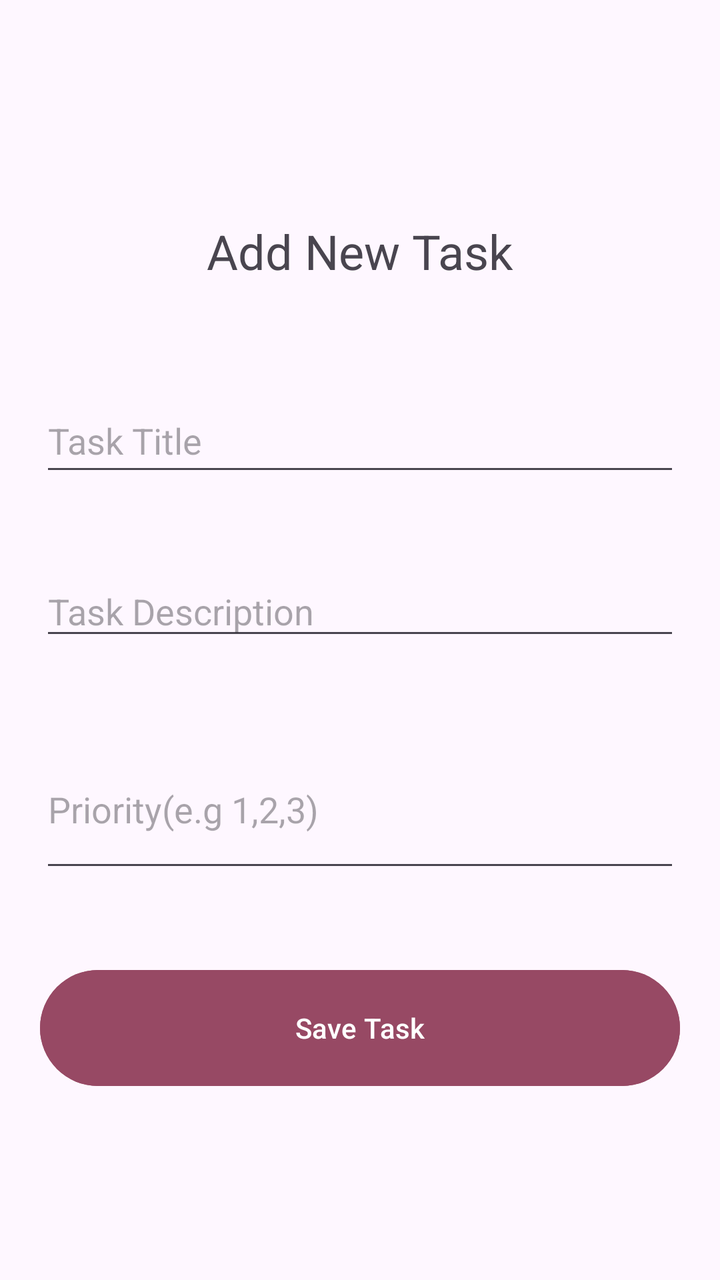
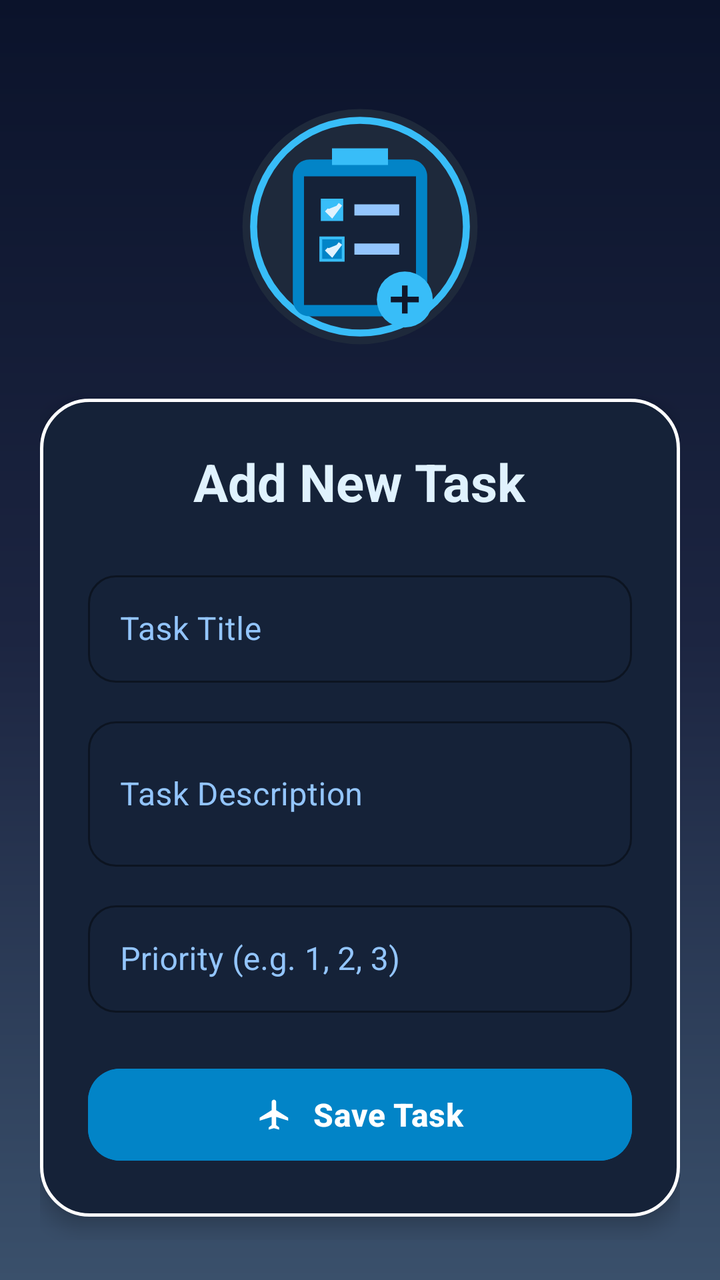

Compare the two renders of this Android layout. The source of the first and the diff that turns it into the second are given below.
<!-- AndroidManifest.xml: application theme Theme.Applicationyareen -->
<!-- res/layout/activity_add_task.xml -->
<?xml version="1.0" encoding="utf-8"?>
<LinearLayout xmlns:android="http://schemas.android.com/apk/res/android"
    xmlns:app="http://schemas.android.com/apk/res-auto"
    xmlns:tools="http://schemas.android.com/tools"
    android:id="@+id/main"
    android:layout_width="match_parent"
    android:layout_height="wrap_content"
    android:layout_margin="20dp"
    android:gravity="center"
    android:orientation="vertical"
    tools:context=".ViewPkg.AddTaskActivity">

    <TextView
        android:id="@+id/AddNewTask"
        android:layout_width="match_parent"
        android:layout_height="65dp"
        android:layout_gravity="clip_vertical"
        android:layout_margin="20dp"
        android:backgroundTint="#B67676"
        android:gravity="center"
        android:shadowColor="#A8707E"
        android:text="Add New Task"
        android:textSize="24sp" />

    <EditText
        android:id="@+id/TaskTitle"
        android:layout_width="match_parent"
        android:layout_height="45dp"
        android:layout_gravity="clip_vertical"
        android:layout_margin="20dp"
        android:ems="10"
        android:gravity="clip_vertical"
        android:hint="Task Title"
        android:inputType="textPostalAddress" />

    <EditText
        android:id="@+id/TaskDescription"
        android:layout_width="match_parent"
        android:layout_height="42dp"
        android:layout_margin="20dp"
        android:ems="10"
        android:hint="Task Description"
        android:inputType="textPostalAddress" />

    <EditText
        android:id="@+id/Priority"
        android:layout_width="match_parent"
        android:layout_height="76dp"
        android:layout_margin="20dp"
        android:ems="10"
        android:hint="Priority(e.g 1,2,3)"
        android:inputType="textPostalAddress" />

    <Button
        android:id="@+id/SaveTask"
        android:layout_width="match_parent"
        android:layout_height="66dp"
        android:layout_margin="20dp"
        android:backgroundTint="#974964"
        android:text="Save Task"
        android:textColorLink="#995757" />
</LinearLayout>
<!-- resources referenced by this layout -->
<resources>
  <style name="Theme.Applicationyareen" parent="Base.Theme.Applicationyareen" />
  <style name="Base.Theme.Applicationyareen" parent="Theme.Material3.DayNight.NoActionBar">
          
          
      </style>
</resources>

<!-- the commit's change to res/layout/activity_add_task.xml (unified diff, before → after) -->
@@ -1,62 +1,146 @@
 <?xml version="1.0" encoding="utf-8"?>
-<LinearLayout xmlns:android="http://schemas.android.com/apk/res/android"
+<ScrollView xmlns:android="http://schemas.android.com/apk/res/android"
     xmlns:app="http://schemas.android.com/apk/res-auto"
     xmlns:tools="http://schemas.android.com/tools"
     android:id="@+id/main"
     android:layout_width="match_parent"
-    android:layout_height="wrap_content"
-    android:layout_margin="20dp"
-    android:gravity="center"
-    android:orientation="vertical"
+    android:layout_height="match_parent"
+    android:fillViewport="true"
+    android:background="@drawable/bg_dark_blue_gradient"
     tools:context=".ViewPkg.AddTaskActivity">
 
-    <TextView
-        android:id="@+id/AddNewTask"
+    <LinearLayout
         android:layout_width="match_parent"
-        android:layout_height="65dp"
-        android:layout_gravity="clip_vertical"
-        android:layout_margin="20dp"
-        android:backgroundTint="#B67676"
+        android:layout_height="wrap_content"
         android:gravity="center"
-        android:shadowColor="#A8707E"
-        android:text="Add New Task"
-        android:textSize="24sp" />
+        android:orientation="vertical"
+        android:padding="20dp">
 
-    <EditText
-        android:id="@+id/TaskTitle"
-        android:layout_width="match_parent"
-        android:layout_height="45dp"
-        android:layout_gravity="clip_vertical"
-        android:layout_margin="20dp"
-        android:ems="10"
-        android:gravity="clip_vertical"
-        android:hint="Task Title"
-        android:inputType="textPostalAddress" />
+        
+        <ImageView
+            android:id="@+id/imgAddTaskLogo"
+            android:layout_width="140dp"
+            android:layout_height="140dp"
+            android:layout_marginTop="12dp"
+            android:layout_marginBottom="16dp"
+            android:contentDescription="Add Task Clipboard Illustration"
+            android:scaleType="centerInside"
+            android:src="@drawable/ic_add_task_illustration" />
 
-    <EditText
-        android:id="@+id/TaskDescription"
-        android:layout_width="match_parent"
-        android:layout_height="42dp"
-        android:layout_margin="20dp"
-        android:ems="10"
-        android:hint="Task Description"
-        android:inputType="textPostalAddress" />
+        
+        <LinearLayout
+            android:layout_width="match_parent"
+            android:layout_height="wrap_content"
+            android:background="@drawable/bg_dark_blue_card"
+            android:elevation="6dp"
+            android:orientation="vertical"
+            android:padding="24dp">
 
-    <EditText
-        android:id="@+id/Priority"
-        android:layout_width="match_parent"
-        android:layout_height="76dp"
-        android:layout_margin="20dp"
-        android:ems="10"
-        android:hint="Priority(e.g 1,2,3)"
-        android:inputType="textPostalAddress" />
+            
+            <TextView
+                android:id="@+id/AddNewTask"
+                android:layout_width="wrap_content"
+                android:layout_height="wrap_content"
+                android:layout_gravity="center_horizontal"
+                android:layout_marginBottom="24dp"
+                android:text="Add New Task"
+                android:textColor="#E0F2FE"
+                android:textSize="26sp"
+                android:textStyle="bold" />
 
-    <Button
-        android:id="@+id/SaveTask"
-        android:layout_width="match_parent"
-        android:layout_height="66dp"
-        android:layout_margin="20dp"
-        android:backgroundTint="#974964"
-        android:text="Save Task"
-        android:textColorLink="#995757" />
-</LinearLayout>
+            
+            <com.google.android.material.textfield.TextInputLayout
+                style="@style/Widget.MaterialComponents.TextInputLayout.OutlinedBox"
+                android:layout_width="match_parent"
+                android:layout_height="wrap_content"
+                android:layout_marginBottom="14dp"
+                android:hint="Task Title"
+                android:textColorHint="#93C5FD"
+                app:boxCornerRadiusBottomEnd="14dp"
+                app:boxCornerRadiusBottomStart="14dp"
+                app:boxCornerRadiusTopEnd="14dp"
+                app:boxCornerRadiusTopStart="14dp"
+                app:boxStrokeColor="#38BDF8"
+                app:hintTextColor="#38BDF8">
+
+                <com.google.android.material.textfield.TextInputEditText
+                    android:id="@+id/TaskTitle"
+                    android:layout_width="match_parent"
+                    android:layout_height="wrap_content"
+                    android:inputType="text"
+                    android:padding="16dp"
+                    android:textColor="#FFFFFF"
+                    android:textColorHint="#93C5FD" />
+            </com.google.android.material.textfield.TextInputLayout>
+
+            
+            <com.google.android.material.textfield.TextInputLayout
+                style="@style/Widget.MaterialComponents.TextInputLayout.OutlinedBox"
+                android:layout_width="match_parent"
+                android:layout_height="wrap_content"
+                android:layout_marginBottom="14dp"
+                android:hint="Task Description"
+                android:textColorHint="#93C5FD"
+                app:boxCornerRadiusBottomEnd="14dp"
+                app:boxCornerRadiusBottomStart="14dp"
+                app:boxCornerRadiusTopEnd="14dp"
+                app:boxCornerRadiusTopStart="14dp"
+                app:boxStrokeColor="#38BDF8"
+                app:hintTextColor="#38BDF8">
+
+                <com.google.android.material.textfield.TextInputEditText
+                    android:id="@+id/TaskDescription"
+                    android:layout_width="match_parent"
+                    android:layout_height="wrap_content"
+                    android:inputType="textMultiLine"
+                    android:minLines="2"
+                    android:padding="16dp"
+                    android:textColor="#FFFFFF"
+                    android:textColorHint="#93C5FD" />
+            </com.google.android.material.textfield.TextInputLayout>
+
+            
+            <com.google.android.material.textfield.TextInputLayout
+                style="@style/Widget.MaterialComponents.TextInputLayout.OutlinedBox"
+                android:layout_width="match_parent"
+                android:layout_height="wrap_content"
+                android:layout_marginBottom="24dp"
+                android:hint="Priority (e.g. 1, 2, 3)"
+                android:textColorHint="#93C5FD"
+                app:boxCornerRadiusBottomEnd="14dp"
+                app:boxCornerRadiusBottomStart="14dp"
+                app:boxCornerRadiusTopEnd="14dp"
+                app:boxCornerRadiusTopStart="14dp"
+                app:boxStrokeColor="#38BDF8"
+                app:hintTextColor="#38BDF8">
+
+                <com.google.android.material.textfield.TextInputEditText
+                    android:id="@+id/Priority"
+                    android:layout_width="match_parent"
+                    android:layout_height="wrap_content"
+                    android:inputType="number"
+                    android:padding="16dp"
+                    android:textColor="#FFFFFF"
+                    android:textColorHint="#93C5FD" />
+            </com.google.android.material.textfield.TextInputLayout>
+
+            
+            <com.google.android.material.button.MaterialButton
+                android:id="@+id/SaveTask"
+                android:layout_width="match_parent"
+                android:layout_height="54dp"
+                android:backgroundTint="#0284C7"
+                android:text="Save Task"
+                android:textColor="@android:color/white"
+                android:textSize="16sp"
+                android:textStyle="bold"
+                app:cornerRadius="16dp"
+                app:icon="@drawable/ic_airplane_white"
+                app:iconGravity="textStart"
+                app:iconPadding="10dp"
+                app:iconTint="@android:color/white" />
+
+        </LinearLayout>
+
+    </LinearLayout>
+</ScrollView>
<!-- resource entries referenced after the edit -->
@@ -1,5 +1,107 @@
 <!-- resources referenced by this layout -->
 <resources>
+  <!-- drawable bg_dark_blue_card (drawable) -->
+  <?xml version="1.0" encoding="utf-8"?>
+  <shape xmlns:android="http://schemas.android.com/apk/res/android"
+      android:shape="rectangle">
+      <solid android:color="#152238" />
+      <corners android:radius="24dp" />
+      <stroke
+          android:width="1.5dp"
+          android:color="#FFFFFF" />
+  </shape>
+  <!-- drawable bg_dark_blue_gradient (drawable) -->
+  <?xml version="1.0" encoding="utf-8"?>
+  <shape xmlns:android="http://schemas.android.com/apk/res/android"
+      android:shape="rectangle">
+      <gradient
+          android:angle="270"
+          android:startColor="#0B132B"
+          android:centerColor="#1C2541"
+          android:endColor="#3A506B" />
+  </shape>
+  <!-- drawable ic_add_task_illustration (drawable) -->
+  <vector xmlns:android="http://schemas.android.com/apk/res/android"
+      android:width="160dp"
+      android:height="160dp"
+      android:viewportWidth="100"
+      android:viewportHeight="100">
+  
+      
+      <path
+          android:fillColor="#1E293B"
+          android:pathData="M50,8 A42,42 0 1,0 50,92 A42,42 0 1,0 50,8" />
+  
+      
+      <path
+          android:strokeColor="#38BDF8"
+          android:strokeWidth="2.5"
+          android:fillColor="#00000000"
+          android:pathData="M50,12 A38,38 0 1,0 50,88 A38,38 0 1,0 50,12" />
+  
+      
+      <path
+          android:fillColor="#0284C7"
+          android:pathData="M32,26 H68 C71.3,26 74,28.7 74,32 V76 C74,79.3 71.3,82 68,82 H32 C28.7,82 26,79.3 26,76 V32 C26,28.7 28.7,26 32,26 Z" />
+  
+      
+      <path
+          android:fillColor="#152238"
+          android:pathData="M30,32 H70 V78 H30 Z" />
+  
+      
+      <path
+          android:fillColor="#38BDF8"
+          android:pathData="M40,22 H60 V28 H40 Z" />
+  
+      
+      <path
+          android:fillColor="#38BDF8"
+          android:pathData="M36,40 H44 V48 H36 Z" />
+      <path
+          android:fillColor="#E0F2FE"
+          android:pathData="M38,44 L40,46 L43,42"
+          android:strokeColor="#E0F2FE"
+          android:strokeWidth="1.5" />
+      <path
+          android:fillColor="#93C5FD"
+          android:pathData="M48,42 H64 V46 H48 Z" />
+  
+      
+      <path
+          android:fillColor="#0284C7"
+          android:strokeColor="#38BDF8"
+          android:strokeWidth="1"
+          android:pathData="M36,54 H44 V62 H36 Z" />
+      <path
+          android:fillColor="#E0F2FE"
+          android:pathData="M38,58 L40,60 L43,56"
+          android:strokeColor="#E0F2FE"
+          android:strokeWidth="1.5" />
+      <path
+          android:fillColor="#93C5FD"
+          android:pathData="M48,56 H64 V60 H48 Z" />
+  
+      
+      <path
+          android:fillColor="#38BDF8"
+          android:pathData="M66,66 A10,10 0 1,0 66,86 A10,10 0 1,0 66,66" />
+      <path
+          android:fillColor="#0F172A"
+          android:pathData="M65,71 H67 V81 H65 Z M61,75 H71 V77 H61 Z" />
+  
+  </vector>
+  <!-- drawable ic_airplane_white (drawable) -->
+  <vector xmlns:android="http://schemas.android.com/apk/res/android"
+      android:width="24dp"
+      android:height="24dp"
+      android:viewportWidth="24"
+      android:viewportHeight="24">
+  
+      <path
+          android:fillColor="#FFFFFFFF"
+          android:pathData="M21,16v-2l-8,-5V3.5C13,2.67 12.33,2 11.5,2S10,2.67 10,3.5V9l-8,5v2l8,-2.5V19l-2,1.5V22l3.5,-1 3.5,1v-1.5L13,19v-5.5l8,2.5z" />
+  </vector>
   <style name="Theme.Applicationyareen" parent="Base.Theme.Applicationyareen" />
   <style name="Base.Theme.Applicationyareen" parent="Theme.Material3.DayNight.NoActionBar">
           
